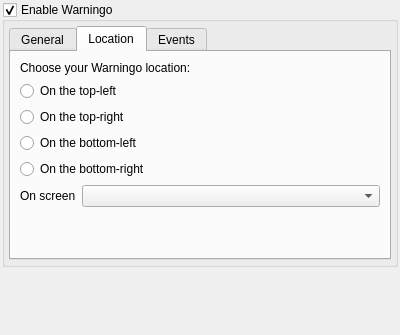
kervala/cebmtpchat, file ceb/ui/warningo_settings.ui: the form before one commit.
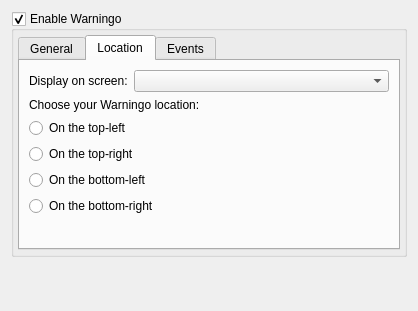
The form after the commit.

Commit message: choix de l'écran dans warningo

What changed in the file:
```diff
--- a/ceb/ui/warningo_settings.ui
+++ b/ceb/ui/warningo_settings.ui
@@ -5,8 +5,8 @@
    <rect>
     <x>0</x>
     <y>0</y>
-    <width>400</width>
-    <height>335</height>
+    <width>404</width>
+    <height>311</height>
    </rect>
   </property>
   <property name="windowTitle" >
@@ -15,26 +15,7 @@
   <property name="autoFillBackground" >
    <bool>false</bool>
   </property>
-  <layout class="QGridLayout" >
-   <property name="margin" >
-    <number>2</number>
-   </property>
-   <property name="spacing" >
-    <number>6</number>
-   </property>
-   <item row="1" column="0" >
-    <spacer>
-     <property name="orientation" >
-      <enum>Qt::Vertical</enum>
-     </property>
-     <property name="sizeHint" stdset="0" >
-      <size>
-       <width>396</width>
-       <height>61</height>
-      </size>
-     </property>
-    </spacer>
-   </item>
+  <layout class="QGridLayout" name="gridLayout" >
    <item row="0" column="0" >
     <widget class="QGroupBox" name="groupBoxEnable" >
      <property name="title" >
@@ -131,62 +112,65 @@
            <x>0</x>
            <y>0</y>
            <width>366</width>
-           <height>200</height>
+           <height>187</height>
           </rect>
          </property>
          <attribute name="title" >
           <string>Location</string>
          </attribute>
-         <layout class="QGridLayout" >
+         <layout class="QGridLayout" name="gridLayout_2" >
           <item row="0" column="0" >
+           <layout class="QFormLayout" name="formLayout" >
+            <property name="fieldGrowthPolicy" >
+             <enum>QFormLayout::AllNonFixedFieldsGrow</enum>
+            </property>
+            <item row="0" column="1" >
+             <widget class="QComboBox" name="comboBoxScreen" />
+            </item>
+            <item row="0" column="0" >
+             <widget class="QLabel" name="labelScreen" >
+              <property name="text" >
+               <string>Display on screen:</string>
+              </property>
+             </widget>
+            </item>
+           </layout>
+          </item>
+          <item row="1" column="0" >
            <widget class="QLabel" name="labelLocation" >
             <property name="text" >
              <string>Choose your Warningo location:</string>
             </property>
            </widget>
           </item>
-          <item row="1" column="0" >
+          <item row="2" column="0" >
            <widget class="QRadioButton" name="radioButtonTopLeft" >
             <property name="text" >
              <string>On the top-left</string>
             </property>
            </widget>
           </item>
-          <item row="2" column="0" >
+          <item row="3" column="0" >
            <widget class="QRadioButton" name="radioButtonTopRight" >
             <property name="text" >
              <string>On the top-right</string>
             </property>
            </widget>
           </item>
-          <item row="3" column="0" >
+          <item row="4" column="0" >
            <widget class="QRadioButton" name="radioButtonBottomLeft" >
             <property name="text" >
              <string>On the bottom-left</string>
             </property>
            </widget>
           </item>
-          <item row="4" column="0" >
+          <item row="5" column="0" >
            <widget class="QRadioButton" name="radioButtonBottomRight" >
             <property name="text" >
              <string>On the bottom-right</string>
             </property>
            </widget>
           </item>
-          <item row="5" column="0" >
-           <layout class="QFormLayout" name="formLayout" >
-            <item row="0" column="0" >
-             <widget class="QLabel" name="labelScreen" >
-              <property name="text" >
-               <string>On screen</string>
-              </property>
-             </widget>
-            </item>
-            <item row="0" column="1" >
-             <widget class="QComboBox" name="comboBoxScreen" />
-            </item>
-           </layout>
-          </item>
           <item row="6" column="0" >
            <spacer name="verticalSpacer" >
             <property name="orientation" >
@@ -262,6 +246,19 @@
      </layout>
     </widget>
    </item>
+   <item row="1" column="0" >
+    <spacer>
+     <property name="orientation" >
+      <enum>Qt::Vertical</enum>
+     </property>
+     <property name="sizeHint" stdset="0" >
+      <size>
+       <width>396</width>
+       <height>61</height>
+      </size>
+     </property>
+    </spacer>
+   </item>
   </layout>
  </widget>
  <resources/>
```
Left out of the diff: 4 changed lines with no effect on the pictures. The commit also changes 4 other files.
